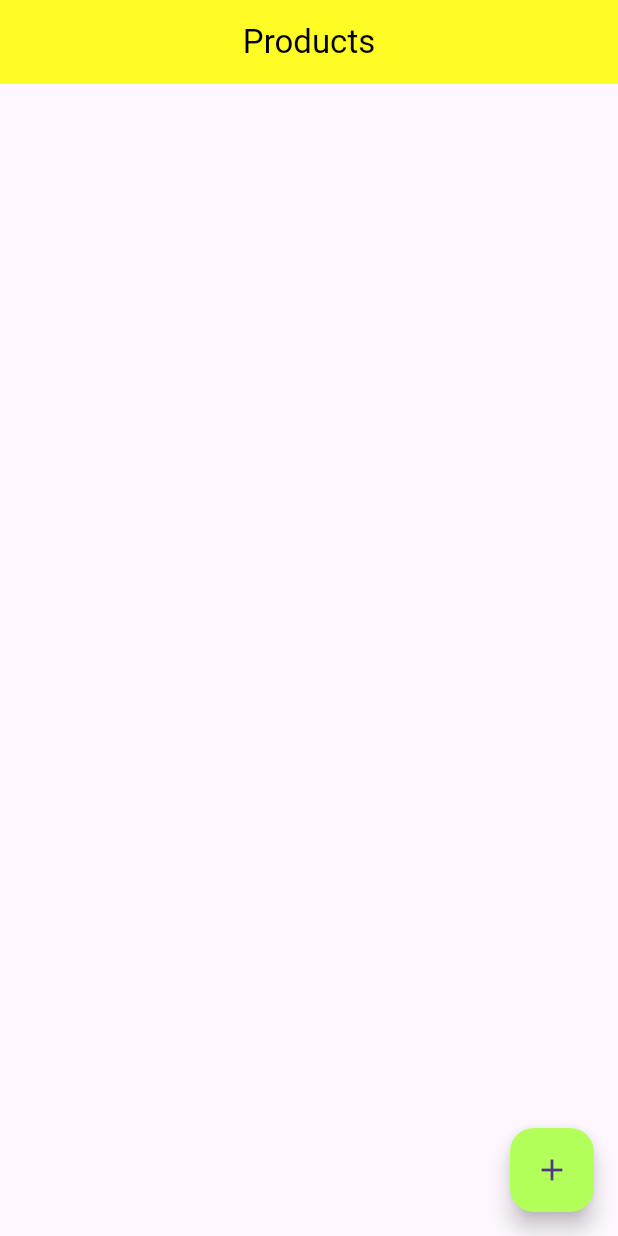
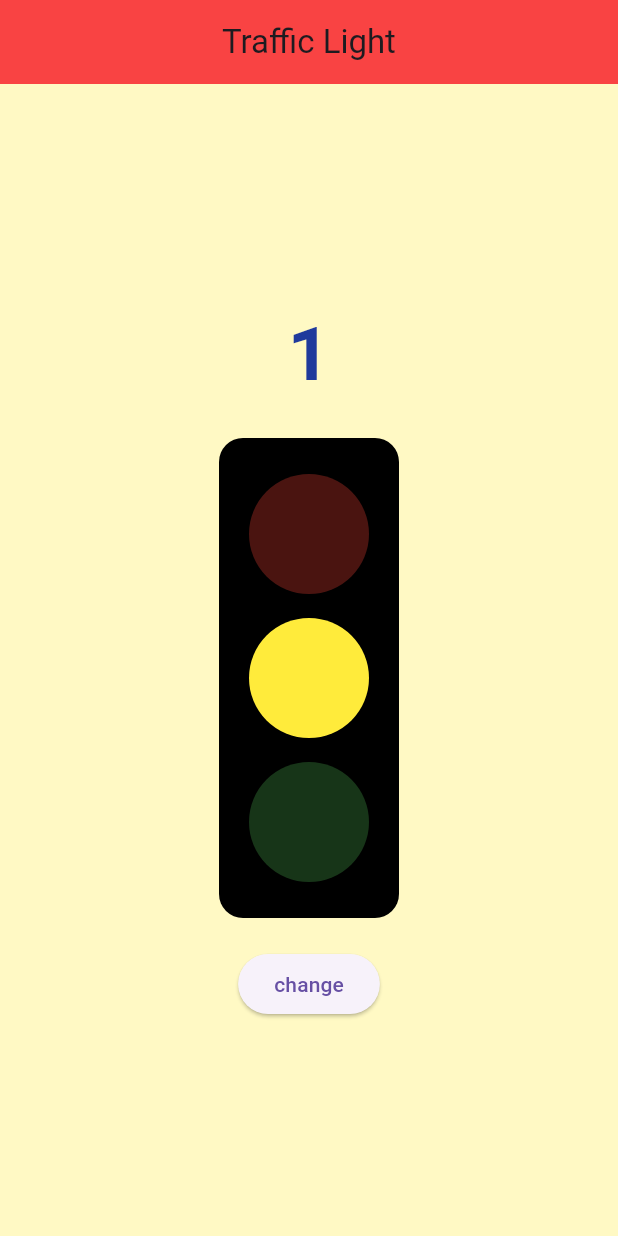
Before and after one commit to Thekxmxnwxt-one/myproject, a Flutter app: the screen it shows after launch, on a phone screen of 412 x 824 dp. Run offline on Flutter 3.47's test engine with Material 3 defaults, Android fonts, the phone set to English and light mode, and no system bars; our stand-ins replace cloud_firestore, firebase_core; accounts and stored records are empty.

Commit message:
homework 4

```diff
--- a/lib/api_simple/simple_api_call.dart
+++ b/lib/api_simple/simple_api_call.dart
@@ -47,8 +47,8 @@ class _SimpleApiCallState extends State<SimpleApiCall> {
           itemBuilder: (BuildContext context, int index) {
             return ListTile(
               leading: Text('${users[index].id}'),
-              title: Text('${users[index].name}'),
-              subtitle: Text('${users[index].email}'),
+              title: Text(users[index].name),
+              subtitle: Text(users[index].email),
               trailing: Text('(${users[index].username})'),
             );
           },
--- /dev/null
+++ b/lib/homework_4/traffic_light.dart
@@ -0,0 +1,111 @@
+import 'dart:async';
+import 'package:flutter/material.dart';
+
+class TrafficLightPage extends StatefulWidget {
+  const TrafficLightPage({super.key});
+
+  @override
+  _TrafficLightPageState createState() => _TrafficLightPageState();
+}
+
+class _TrafficLightPageState extends State<TrafficLightPage> {
+  int _lightIndex = 0;
+  final List<Color> _colors = [Colors.red, Colors.yellow, Colors.green];
+  final List<int> _durations = [
+    20,
+    3,
+    15
+  ]; // เวลาของแต่ละไฟ (แดง, เหลือง, เขียว)
+  Timer? _timer;
+  int _countdown = 5; // เริ่มต้นไฟแดงที่ 5 วินาที
+
+  @override
+  void initState() {
+    super.initState();
+    _startTrafficLightTimer();
+  }
+
+  void _startTrafficLightTimer() {
+    _timer = Timer.periodic(const Duration(seconds: 1), (timer) {
+      setState(() {
+        if (_countdown > 1) {
+          _countdown--;
+        } else {
+          _lightIndex = (_lightIndex + 1) % 3;
+          _countdown = _durations[_lightIndex]; // รีเซ็ตเวลาตามไฟใหม่
+        }
+      });
+    });
+  }
+
+  @override
+  void dispose() {
+    _timer?.cancel(); // ยกเลิก Timer เมื่อ Widget ถูกทำลาย
+    super.dispose();
+  }
+
+  @override
+  Widget build(BuildContext context) {
+    return Scaffold(
+      appBar: AppBar(
+        title: const Text('Traffic Light'),
+        centerTitle: true,
+        backgroundColor: Color.fromARGB(255, 249, 67, 67),
+      ),
+      backgroundColor: Colors.yellow[100], // ตั้งค่าพื้นหลังเป็นสีเหลืองอ่อน
+      body: Center(
+        child: Column(
+          mainAxisAlignment: MainAxisAlignment.center,
+          children: [
+            // แสดงเลขนับถอยหลังด้านบน
+            Text(
+              '$_countdown',
+              style: const TextStyle(
+                  fontSize: 50,
+                  fontWeight: FontWeight.bold,
+                  color: Color.fromARGB(255, 31, 58, 156)),
+            ),
+            const SizedBox(height: 20),
+            Container(
+              width: 120,
+              height: 320,
+              decoration: BoxDecoration(
+                color: Colors.black,
+                borderRadius: BorderRadius.circular(16),
+              ),
+              child: Column(
+                mainAxisAlignment: MainAxisAlignment.center,
+                children: [
+                  for (int i = 0; i < 3; i++)
+                    AnimatedOpacity(
+                      duration: const Duration(milliseconds: 500),
+                      opacity: _lightIndex == i ? 1.0 : 0.3,
+                      child: Container(
+                        width: 80,
+                        height: 80,
+                        margin: const EdgeInsets.symmetric(vertical: 8),
+                        decoration: BoxDecoration(
+                          color: _colors[i],
+                          shape: BoxShape.circle,
+                        ),
+                      ),
+                    ),
+                ],
+              ),
+            ),
+            const SizedBox(height: 20),
+            ElevatedButton(
+              onPressed: () {
+                setState(() {
+                  _lightIndex = (_lightIndex + 1) % 3;
+                  _countdown = _durations[_lightIndex]; // รีเซ็ตเวลาตามไฟใหม่
+                });
+              },
+              child: const Text('change'),
+            ),
+          ],
+        ),
+      ),
+    );
+  }
+}
--- a/lib/main.dart
+++ b/lib/main.dart
@@ -2,6 +2,7 @@ import 'package:flutter/material.dart';
 import 'package:myproject/week5/product_list.dart';
 import 'package:myproject/firebase_test/fire_store_demo.dart';
 import 'package:firebase_core/firebase_core.dart';
+import 'package:myproject/homework_4/traffic_light.dart';
 
 void main() async {
   WidgetsFlutterBinding.ensureInitialized();
@@ -10,10 +11,12 @@ void main() async {
 }
 
 class MyApp extends StatelessWidget {
+  const MyApp({super.key});
+
   @override
   Widget build(BuildContext context) {
     return const MaterialApp(
-      home: ProductList(),
+      home: TrafficLightPage(),
     );
   }
 }
--- a/lib/week5/product_form_screen.dart
+++ b/lib/week5/product_form_screen.dart
@@ -6,7 +6,7 @@ import 'package:myproject/model/product_data.dart';
 class ProductFormScreen extends StatefulWidget {
   final ProductData? product; // ถ้า null แสดงว่าเป็นการเพิ่มสินค้าใหม่
 
-  const ProductFormScreen({Key? key, this.product}) : super(key: key);
+  const ProductFormScreen({super.key, this.product});
 
   @override
   _ProductFormScreenState createState() => _ProductFormScreenState();
```
Also changed, not shown: 129 other files.
